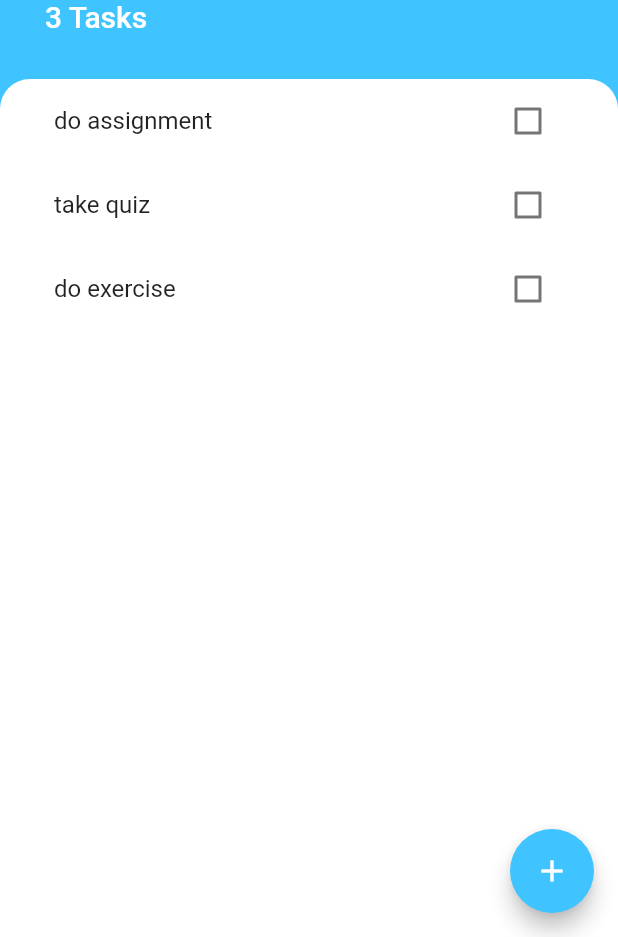
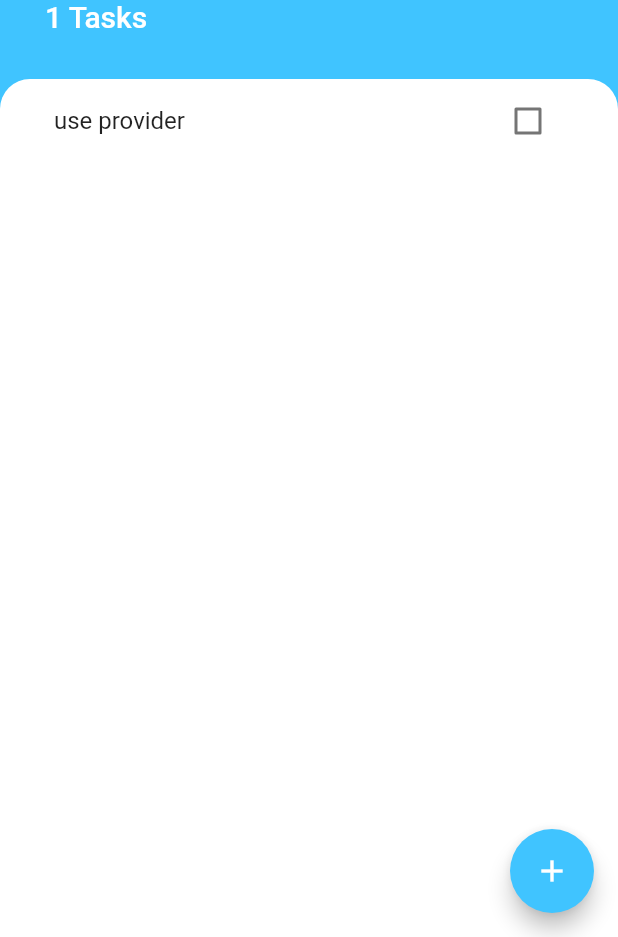
Before and after one commit to Zia-esar/todoApp_flutter, a Flutter app: the screen it shows after launch, on a phone screen of 412 x 824 dp, the part 299-1236 px from its top. Run offline on Flutter 3.47's test engine with Material 2 defaults, Android fonts, the phone set to English and light mode, and no system bars.

Commit message:
used Provider

```diff
--- a/lib/main.dart
+++ b/lib/main.dart
@@ -1,13 +1,18 @@
 import 'package:flutter/material.dart';
 import 'screens/tasks_screen.dart';
+import 'package:provider/provider.dart';
+import 'package:todoey_flutter/models/task_data.dart';
 
 void main () => runApp(MyApp());
 
 class MyApp extends StatelessWidget {
   @override
   Widget build(BuildContext context) {
-    return MaterialApp(
-      home: TasksScreen(),
+    return ChangeNotifierProvider(
+      create: (context) => TaskData(),
+        child: MaterialApp(
+        home: TasksScreen(),
+      ),
     );
   }
 }
--- /dev/null
+++ b/lib/models/task_data.dart
@@ -0,0 +1,19 @@
+import 'package:flutter/foundation.dart';
+import 'package:todoey_flutter/models/task.dart';
+
+
+class TaskData extends ChangeNotifier{
+  List<Task> tasks = [
+    Task(name: 'use provider'),
+  ];
+
+  int get taskCount {
+    return tasks.length;
+  }
+
+  void addTask(String newTask){
+    final task = Task(name: newTask);
+    tasks.add(task);
+    notifyListeners();
+  }
+}
--- a/lib/screens/tasks_screen.dart
+++ b/lib/screens/tasks_screen.dart
@@ -1,34 +1,18 @@
 import 'package:flutter/material.dart';
 import 'package:todoey_flutter/widgets/tasks_list.dart';
 import 'package:todoey_flutter/screens/add_task_screen.dart';
-import 'package:todoey_flutter/models/task.dart';
+import 'package:todoey_flutter/models/task_data.dart';
+import 'package:provider/provider.dart';
 
-class TasksScreen extends StatefulWidget {
-  @override
-  _TasksScreenState createState() => _TasksScreenState();
-}
-
-class _TasksScreenState extends State<TasksScreen> {
-  List<Task> tasks = [
-    Task(name: 'do assignment'),
-    Task(name: 'take quiz'),
-    Task(name: 'do exercise'),
-  ];
-
+class TasksScreen extends StatelessWidget {
   @override
   Widget build(BuildContext context) {
     return Scaffold(
       backgroundColor: Colors.lightBlueAccent,
       floatingActionButton: FloatingActionButton(
-        onPressed: (){
-          showModalBottomSheet(context: context, builder: (context) => AddTaskScreen(
-            (newTaskTitle){
-              setState(() {
-                tasks.add(Task(name: newTaskTitle));
-              });
-              Navigator.pop(context);
-            }
-          ));
+        onPressed: () {
+          showModalBottomSheet(
+              context: context, builder: (context) => AddTaskScreen());
         },
         backgroundColor: Colors.lightBlueAccent,
         child: Icon(
@@ -62,7 +46,7 @@ class _TasksScreenState extends State<TasksScreen> {
                   ),
                 ),
                 Text(
-                  '${tasks.length} Tasks',
+                  '${Provider.of<TaskData>(context).taskCount} Tasks',
                   style: TextStyle(
                     color: Colors.white,
                     fontSize: 20,
@@ -82,7 +66,7 @@ class _TasksScreenState extends State<TasksScreen> {
                   topRight: Radius.circular(20),
                 ),
               ),
-              child: TasksList(tasks),
+              child: TasksList(),
             ),
           ),
         ],
--- a/lib/widgets/tasks_list.dart
+++ b/lib/widgets/tasks_list.dart
@@ -1,31 +1,28 @@
 import 'package:flutter/material.dart';
 import 'task_tile.dart';
-import 'package:todoey_flutter/models/task.dart';
+import 'package:todoey_flutter/models/task_data.dart';
+import 'package:provider/provider.dart';
 
-class TasksList extends StatefulWidget {
-  final List<Task> tasks;
-  TasksList(this.tasks);
-  @override
-  _TasksListState createState() => _TasksListState();
-}
-
-class _TasksListState extends State<TasksList> {
-
+class TasksList extends StatelessWidget {
   @override
   Widget build(BuildContext context) {
-    return ListView.builder(
-      itemBuilder: (context, index) {
-        return TaskTile(
-          title: widget.tasks[index].name,            // 'widget' refers to stateful widget to construct tasks
-          isChecked: widget.tasks[index].isDone,
-          checkboxCallback: (checkboxState) {
-            setState(() {
-              widget.tasks[index].toggleDone();
-            });
+    return Consumer<TaskData>(
+      builder: (context, taskData, child) {
+        return ListView.builder(
+          itemBuilder: (context, index) {
+            return TaskTile(
+              title: taskData.tasks[index].name,
+              isChecked: taskData.tasks[index].isDone,
+              checkboxCallback: (checkboxState) {
+                // setState(() {
+                //   widget.tasks[index].toggleDone();
+                // });
+              },
+            );
           },
+          itemCount: taskData.taskCount,
         );
       },
-      itemCount: widget.tasks.length,
     );
   }
 }
--- a/pubspec.yaml
+++ b/pubspec.yaml
@@ -28,6 +28,7 @@ dependencies:
   # The following adds the Cupertino Icons font to your application.
   # Use with the CupertinoIcons class for iOS style icons.
   cupertino_icons: ^0.1.3
+  provider: ^4.3.2
 
 dev_dependencies:
   flutter_test:
```
Also changed, not shown: lib/screens/add_task_screen.dart (+4 -3 lines), pubspec.lock.
